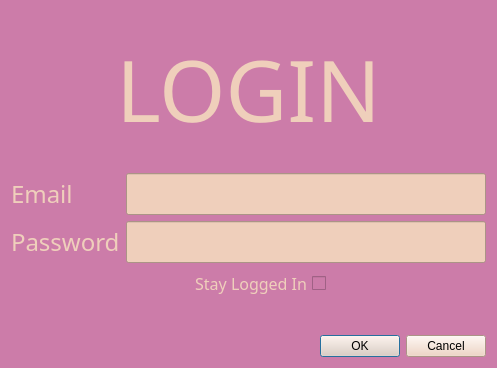
The window that breadnbutter/gui/login.ui (jacksodl23/cs-205-pet-adoption) describes before a commit, drawn with Qt 5.
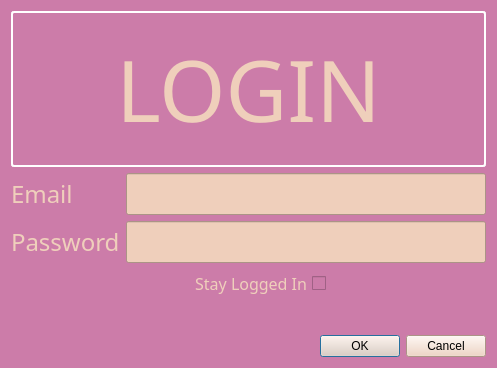
The same window after the commit.

Commit message: updated page layouts and color scheme

```diff
--- a/breadnbutter/gui/login.ui
+++ b/breadnbutter/gui/login.ui
@@ -29,7 +29,9 @@
       </font>
      </property>
      <property name="styleSheet">
-      <string notr="true">color: rgb(239, 207, 187);</string>
+      <string notr="true">color: rgb(239, 207, 187);
+border: 2px solid  white; 
+     border-radius: 3px;</string>
      </property>
      <property name="text">
       <string>LOGIN</string>
```
Left out of the diff: 54 changed lines with no effect on the pictures. The commit also changes 9 other files.
